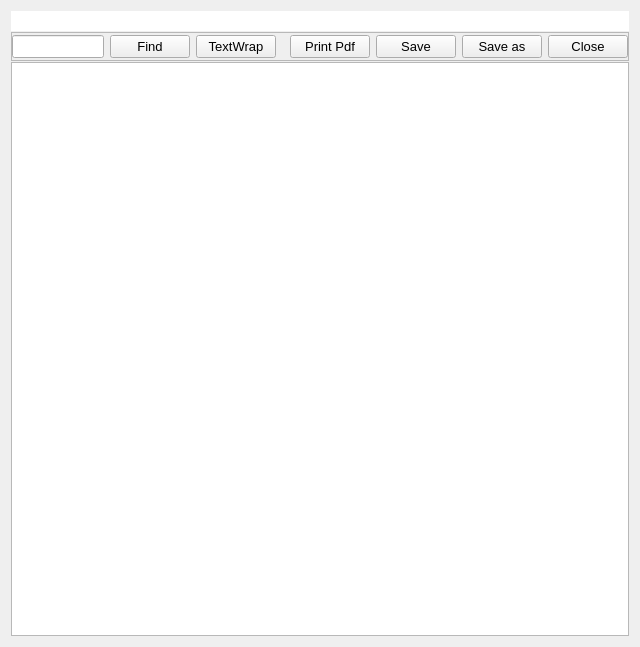
The window that editwidget.ui (mosling/SQLReport) describes before a commit, drawn with Qt 5.
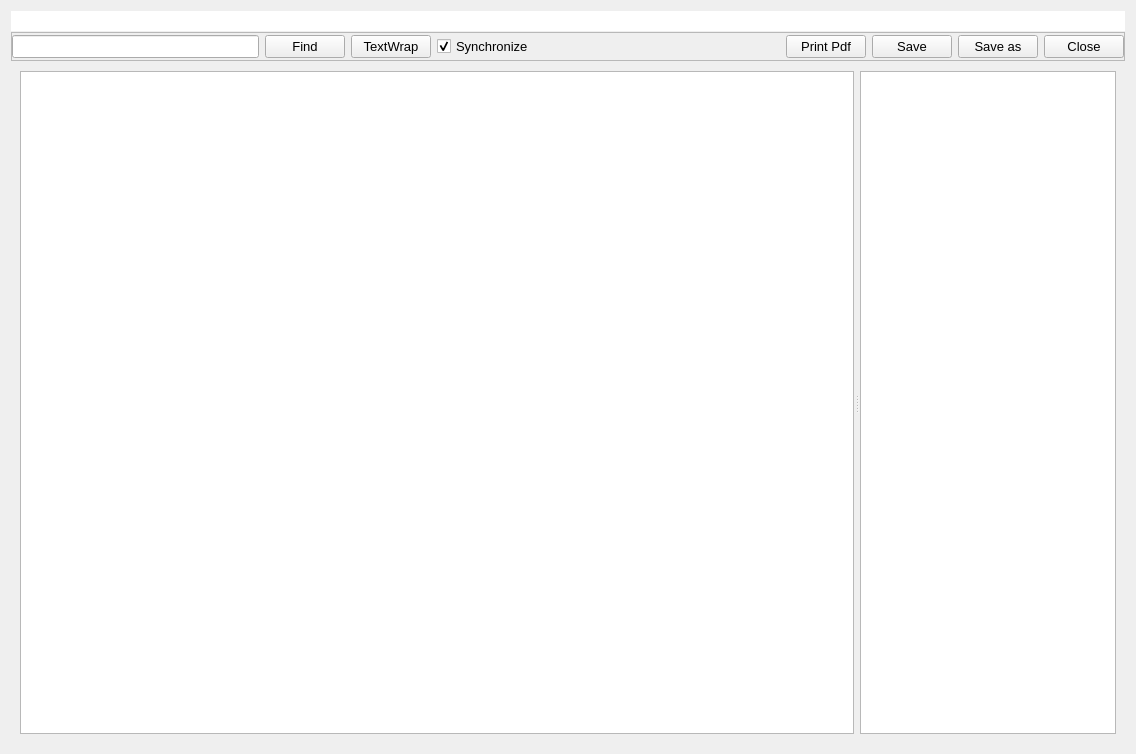
The same window after the commit.

Commit message: #7: add TOC for nodes and synchronize between windows, add F7 to find node

What changed in the file:
```diff
--- a/editwidget.ui
+++ b/editwidget.ui
@@ -6,8 +6,8 @@
    <rect>
     <x>0</x>
     <y>0</y>
-    <width>640</width>
-    <height>647</height>
+    <width>1136</width>
+    <height>754</height>
    </rect>
   </property>
   <property name="font">
@@ -99,6 +99,16 @@
         </property>
        </widget>
       </item>
+      <item>
+       <widget class="QCheckBox" name="cbSync">
+        <property name="text">
+         <string>Synchronize</string>
+        </property>
+        <property name="checked">
+         <bool>true</bool>
+        </property>
+       </widget>
+      </item>
       <item>
        <spacer name="horizontalSpacer">
         <property name="orientation">
@@ -162,7 +172,43 @@
     </widget>
    </item>
    <item>
+    <layout class="QHBoxLayout" name="horizontalLayout_2">
+     <property name="sizeConstraint">
+      <enum>QLayout::SetMaximumSize</enum>
+     </property>
+     <item>
+      <widget class="QWidget" name="displayWidget" native="true">
+       <property name="sizePolicy">
+        <sizepolicy hsizetype="Expanding" vsizetype="Expanding">
+         <horstretch>0</horstretch>
+         <verstretch>0</verstretch>
+        </sizepolicy>
+       </property>
+       <property name="autoFillBackground">
+        <bool>false</bool>
+       </property>
+       <layout class="QHBoxLayout" name="horizontalLayout_3">
+        <item>
+         <widget class="QSplitter" name="splitter">
+          <property name="sizePolicy">
+           <sizepolicy hsizetype="Expanding" vsizetype="Expanding">
+            <horstretch>0</horstretch>
+            <verstretch>0</verstretch>
+           </sizepolicy>
+          </property>
+          <property name="orientation">
+           <enum>Qt::Horizontal</enum>
+          </property>
+          <property name="handleWidth">
+           <number>6</number>
+          </property>
     <widget class="QTextEdit" name="teEditor">
+           <property name="sizePolicy">
+            <sizepolicy hsizetype="Expanding" vsizetype="Expanding">
+             <horstretch>2</horstretch>
+             <verstretch>0</verstretch>
+            </sizepolicy>
+           </property>
      <property name="font">
       <font>
        <family>Source Code Pro</family>
@@ -175,6 +221,20 @@
       <enum>QTextEdit::NoWrap</enum>
      </property>
     </widget>
+          <widget class="QListView" name="lvToc">
+           <property name="sizePolicy">
+            <sizepolicy hsizetype="Minimum" vsizetype="Expanding">
+             <horstretch>0</horstretch>
+             <verstretch>0</verstretch>
+            </sizepolicy>
+           </property>
+          </widget>
+         </widget>
+        </item>
+       </layout>
+      </widget>
+     </item>
+    </layout>
    </item>
   </layout>
  </widget>
```
Lines whose indentation alone changed are shown as unchanged. The commit also changes 3 other files.
